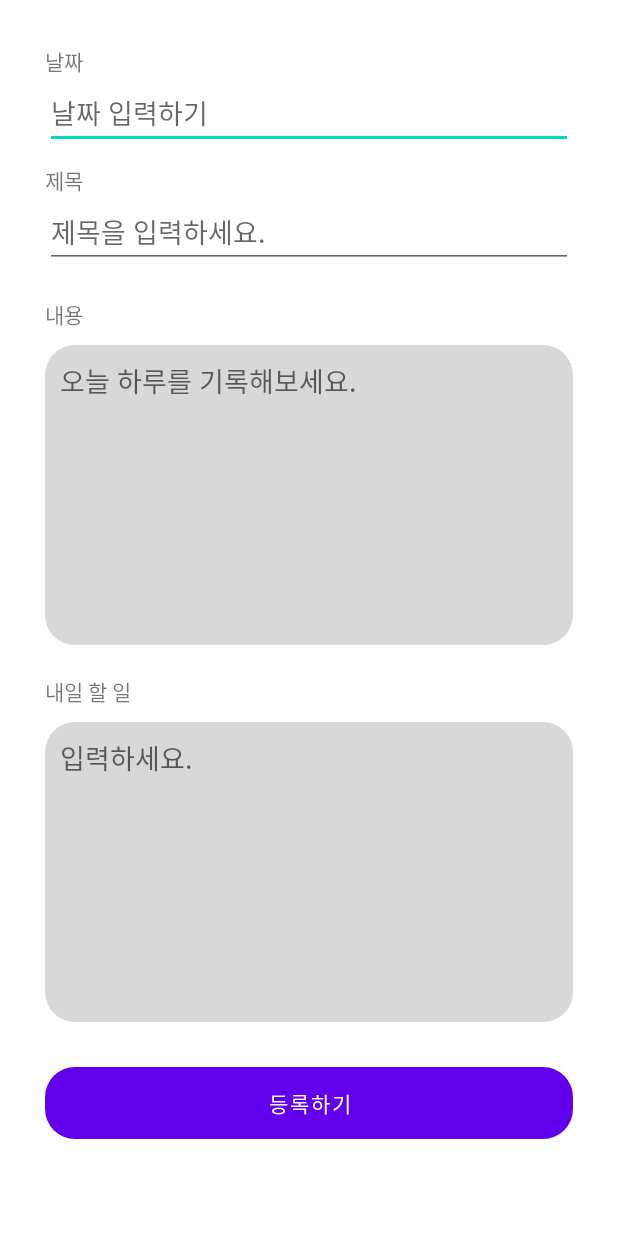
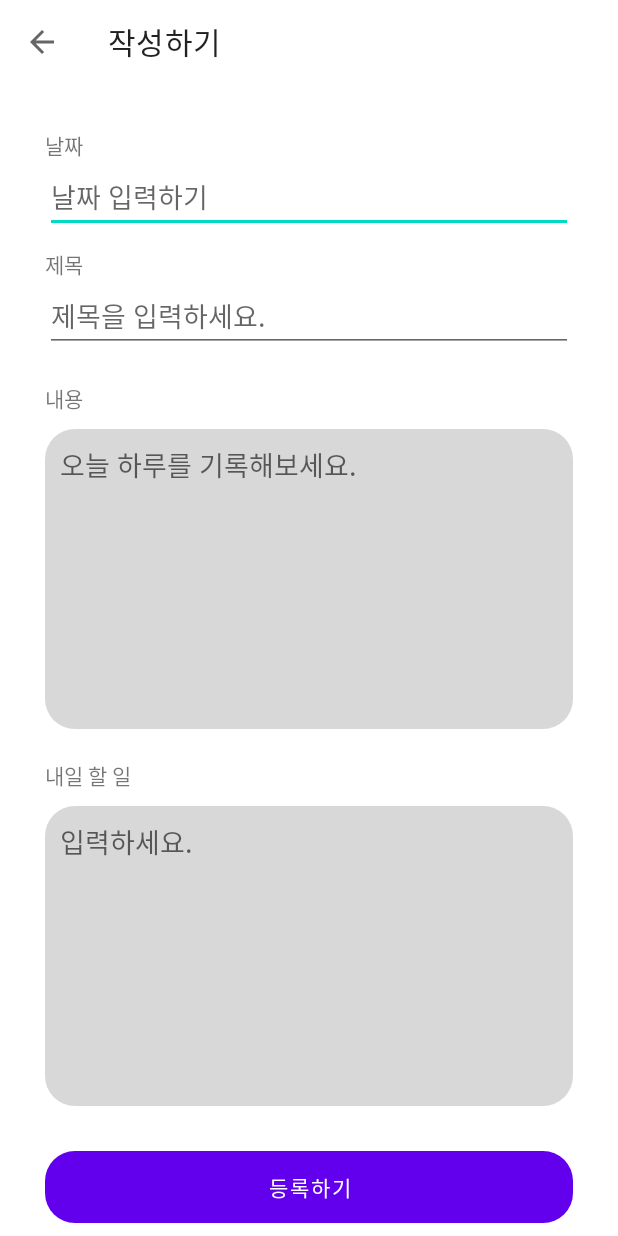
Before and after one commit to hrlee0424/MyDiary, an Android app: the screen it shows after launch (WriteActivity), after a tap on "글쓰기", on a phone screen of 412 x 824 dp. Run offline under Robolectric (Android 15) with nearby library versions, the phone set to English and light mode, and no system bars; our stand-ins replace Room's generated code; 1 statement that could not run was skipped.

```diff
--- a/app/src/main/java/polarbear/mydiary/DiaryDao.kt
+++ b/app/src/main/java/polarbear/mydiary/DiaryDao.kt
@@ -16,8 +16,10 @@ interface BaseDao<T> {
 
 @Dao
 interface DiaryDAO : BaseDao<WriteEntity>{
+    /*@Query("SELECT * FROM WriteDiary WHERE id = :id")
+    fun selectById(id: Long): Single<WriteEntity>*/
     @Query("SELECT * FROM WriteDiary WHERE id = :id")
-    fun selectById(id: Long): Single<WriteEntity>
+    fun selectById(id: Long): WriteEntity
     @Query("SELECT * FROM WriteDiary")
     fun selectAll(): Single<List<WriteEntity>>
     @Query("SELECT * FROM WriteDiary")
--- a/app/src/main/java/polarbear/mydiary/MainActivity.kt
+++ b/app/src/main/java/polarbear/mydiary/MainActivity.kt
@@ -15,9 +15,12 @@ import androidx.core.view.get
 import androidx.core.view.size
 import androidx.recyclerview.widget.LinearLayoutManager
 import androidx.recyclerview.widget.RecyclerView
+import kotlinx.coroutines.CoroutineScope
+import kotlinx.coroutines.Dispatchers
+import kotlinx.coroutines.launch
 
 class MainActivity : AppCompatActivity() {
-    val TAG = "MainActivity"
+    private val TAG = "MainActivity"
     var db : AppDatabase? = null
     var readList = mutableListOf<WriteEntity>()
     var adapter: MainListAdapter?=null
@@ -28,6 +31,9 @@ class MainActivity : AppCompatActivity() {
 
         val toolBar : Toolbar = findViewById(R.id.toolBar)
         setSupportActionBar(toolBar)
+        val ab : androidx.appcompat.app.ActionBar = supportActionBar!!
+        ab.setDisplayShowTitleEnabled(false)
+        toolBar.title = "하루일기"
 
         //db 초기화
         db = AppDatabase.getInstance(this)
@@ -35,23 +41,26 @@ class MainActivity : AppCompatActivity() {
         val listView : RecyclerView = findViewById(R.id.listView)
         val emptyText : TextView = findViewById(R.id.emptyText)
 
-
         listView.layoutManager = LinearLayoutManager(this)
         listView.setHasFixedSize(true)
         adapter = MainListAdapter(readList,this)
         listView.adapter = adapter
 
 //        이전에 저장한 내용 불러와 추가
+        CoroutineScope(Dispatchers.IO).launch { // 코루틴
             val savedContents = db!!.diaryDao().getAll()
             if (savedContents.isNotEmpty()){
                 readList.addAll(savedContents)
-            Log.i(TAG, "onCreate: 1111111 " + listView.size)
+                Log.i(TAG, "onCreate: 1111111 $listView.size")
                 emptyText.visibility = View.GONE
                 listView.visibility = View.VISIBLE
             }else{
                 emptyText.visibility = View.VISIBLE
                 listView.visibility = View.GONE
             }
+        }
+//        val savedContents = db!!.diaryDao().getAll()
+
 
         //insert
 //        btnInsert.setOnClickListener {
--- a/app/src/main/java/polarbear/mydiary/WriteActivity.kt
+++ b/app/src/main/java/polarbear/mydiary/WriteActivity.kt
@@ -1,23 +1,29 @@
 package polarbear.mydiary
 
 import android.annotation.SuppressLint
+import android.app.ActionBar
 import android.app.DatePickerDialog
 import androidx.appcompat.app.AppCompatActivity
 import android.os.Bundle
 import android.util.Log
+import android.view.MenuItem
 import android.view.MotionEvent
 import android.widget.Button
 import android.widget.EditText
 import android.widget.Toast
 import androidx.appcompat.app.AlertDialog
+import androidx.appcompat.widget.Toolbar
 import androidx.constraintlayout.widget.ConstraintSet
 import androidx.room.Room
+import kotlinx.coroutines.CoroutineScope
+import kotlinx.coroutines.Dispatchers
+import kotlinx.coroutines.launch
 import java.text.SimpleDateFormat
 import java.time.LocalDateTime
 import java.util.*
 
 class WriteActivity : AppCompatActivity() {
-    val TAG = "WriteActivity"
+    private val TAG = "WriteActivity"
     var db : AppDatabase? = null
 
     @SuppressLint("ClickableViewAccessibility")
@@ -25,11 +31,18 @@ class WriteActivity : AppCompatActivity() {
         super.onCreate(savedInstanceState)
         setContentView(R.layout.activity_write)
 
+        val toolBar : Toolbar = findViewById(R.id.toolBar)
         val editDate : EditText = findViewById(R.id.editDate)
         val btnSave : Button = findViewById(R.id.btnSave)
         val editTitle : EditText = findViewById(R.id.editTitle)
         val editContents : EditText = findViewById(R.id.editContents)
         val editTodo : EditText = findViewById(R.id.editTodo)
+
+        setSupportActionBar(toolBar)
+        val ab : androidx.appcompat.app.ActionBar = supportActionBar!!
+        ab.setDisplayHomeAsUpEnabled(true)
+        ab.setDisplayShowTitleEnabled(false)
+        toolBar.title = "작성하기"
 
         db = AppDatabase.getInstance(this)
 
@@ -75,9 +88,21 @@ class WriteActivity : AppCompatActivity() {
                 Toast.makeText(applicationContext, "양식에 맞게 내용을 입력해주세요.", Toast.LENGTH_SHORT).show()
             }else{
                 val content = WriteEntity(mDate, mTitle, mContents, mTodo, stringTime)
-                db?.diaryDao()?.insertAll(content)
+                CoroutineScope(Dispatchers.IO).launch {
+                    db?.diaryDao()?.insertAll(content)
+                }
                 finish()
             }
         }
     }
+
+    override fun onOptionsItemSelected(item: MenuItem): Boolean {
+        when(item.itemId){
+            android.R.id.home -> {
+                finish()
+                return true
+            }
+        }
+        return super.onOptionsItemSelected(item)
+    }
 }
--- a/app/src/main/res/layout/activity_main.xml
+++ b/app/src/main/res/layout/activity_main.xml
@@ -12,10 +12,10 @@
         android:layout_width="match_parent"
         android:layout_height="wrap_content">
 
-    <TextView
+    <!--<TextView
         android:layout_width="wrap_content"
         android:layout_height="match_parent"
-        android:text="하루일기"/>
+        android:text="하루일기"/>-->
 
     </androidx.appcompat.widget.Toolbar>
 
--- a/app/src/main/res/layout/activity_write.xml
+++ b/app/src/main/res/layout/activity_write.xml
@@ -5,8 +5,12 @@
     android:layout_width="match_parent"
     android:layout_height="match_parent"
     android:orientation="vertical"
-    android:padding="30dp"
     tools:context=".WriteActivity">
+
+    <androidx.appcompat.widget.Toolbar
+        android:id="@+id/toolBar"
+        android:layout_width="match_parent"
+        android:layout_height="wrap_content"/>
 
     <androidx.core.widget.NestedScrollView
         android:layout_width="match_parent"
@@ -15,7 +19,9 @@
     <LinearLayout
         android:layout_width="match_parent"
         android:layout_height="wrap_content"
+        android:padding="30dp"
         android:orientation="vertical">
+
 
     <LinearLayout
         android:layout_width="match_parent"
```
Also changed, not shown: app/src/main/java/polarbear/mydiary/DetailActivity.kt (+58 -0 lines), app/src/main/java/polarbear/mydiary/MainListAdapter.kt (+15 -6 lines), app/src/main/res/layout/activity_detail.xml (+32 -2 lines). Lines whose indentation alone changed are shown as unchanged.
